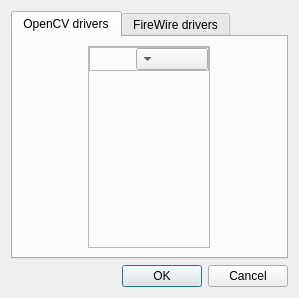
markus-wa/glmixer-mirror, file src/CameraDialog.ui: the form before one commit.
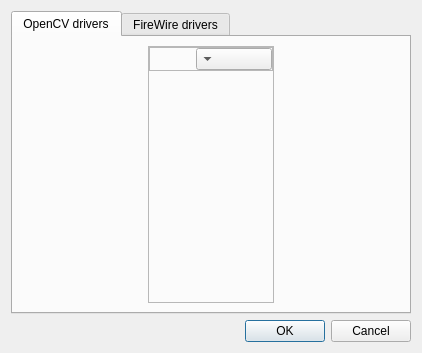
The form after the commit. Icons and pictures are not drawn.

```diff
--- a/src/CameraDialog.ui
+++ b/src/CameraDialog.ui
@@ -9,8 +9,8 @@
    <rect>
     <x>0</x>
     <y>0</y>
-    <width>299</width>
-    <height>298</height>
+    <width>422</width>
+    <height>353</height>
    </rect>
   </property>
   <property name="windowTitle">
```
